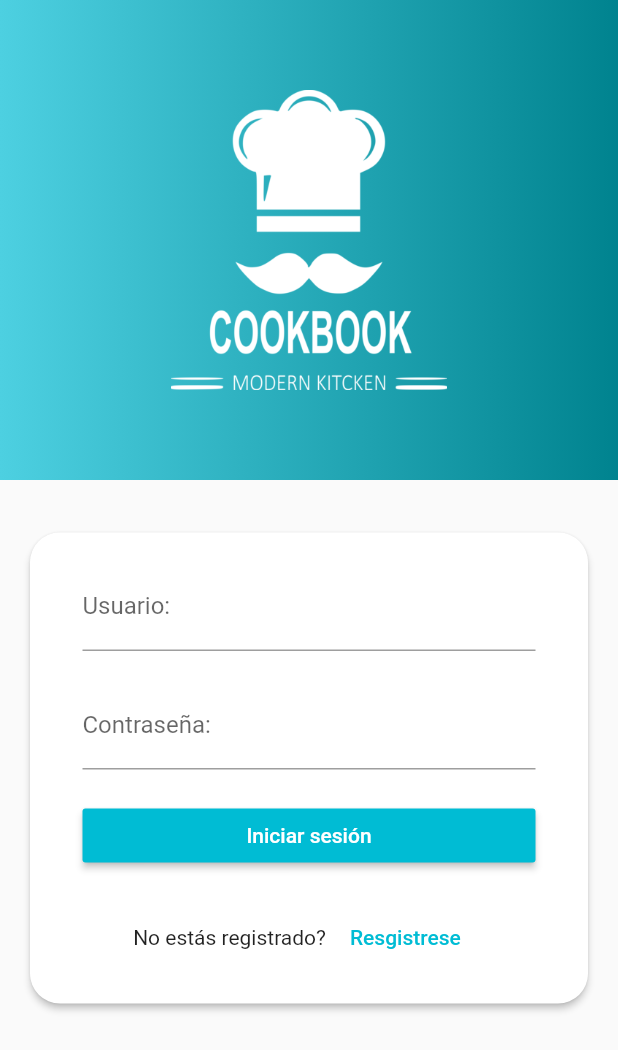
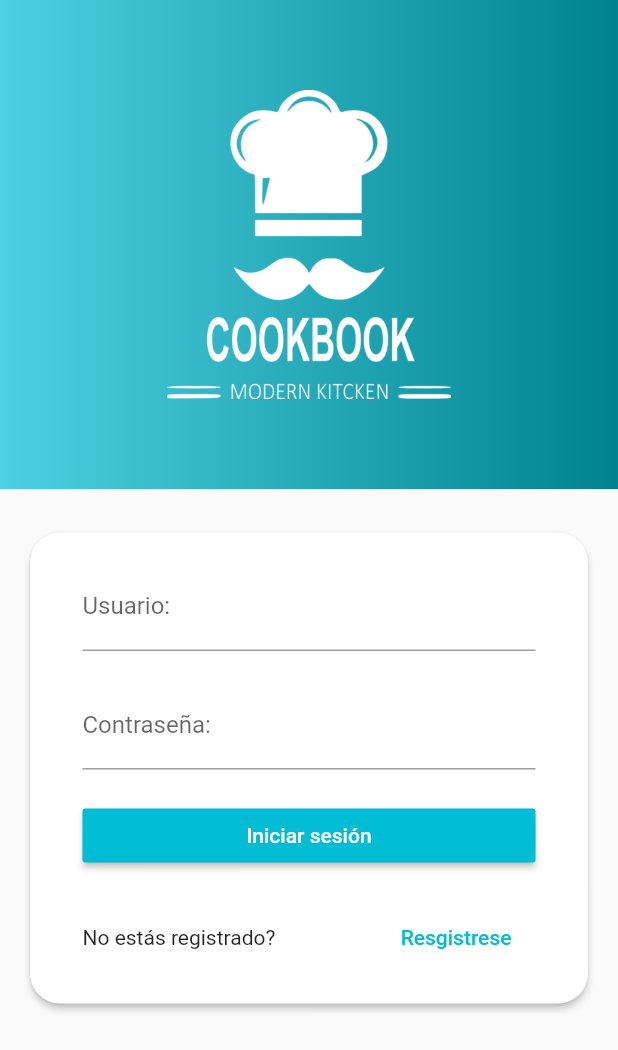
Before and after one commit to virkinia/flutter_final_project, a Flutter app: the screen it shows after launch, on a phone screen of 412 x 824 dp. Shown: the top 1050 px of the screen. Run offline on Flutter 3.47's test engine with Material 2 defaults, Android fonts, the phone set to English and light mode, and no system bars; our stand-ins replace image_picker; missing offline and left inert: flutter_modulo1_fake_backend; statements that could not run were skipped.

Commit message:
uso de mediaQuery para adaptar el logo inicial

```diff
--- a/lib/src/screens/login_screen.dart
+++ b/lib/src/screens/login_screen.dart
@@ -20,6 +20,7 @@ class _LoginScreenState extends State<LoginScreen> {
 
   @override
   Widget build(BuildContext context) {
+    final mediaQuery = MediaQuery.of(context);
     return Scaffold(
         body: Form(
       key: _formKey,
@@ -35,7 +36,7 @@ class _LoginScreenState extends State<LoginScreen> {
             child: Image.asset(
               "assets/images/logo.png",
               color: Colors.white,
-              height: 200,
+              height: mediaQuery.size.height * 0.25,
             ),
           ),
           Transform.translate(
@@ -119,7 +120,7 @@ class _LoginScreenState extends State<LoginScreen> {
                         Row(
                           mainAxisAlignment: MainAxisAlignment.center,
                           children: <Widget>[
-                            Text('No estás registrado?'),
+                            Expanded(child: Text('No estás registrado?')),
                             FlatButton(
                                 textColor: Theme.of(context).primaryColor,
                                 child: Text('Resgistrese'),
```
